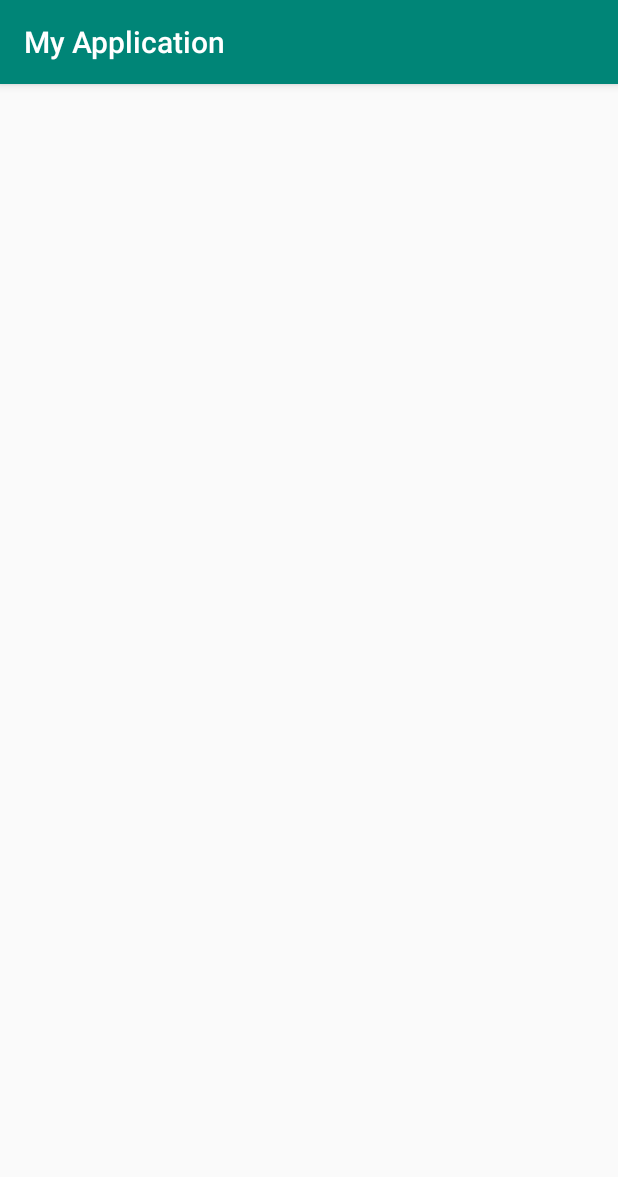
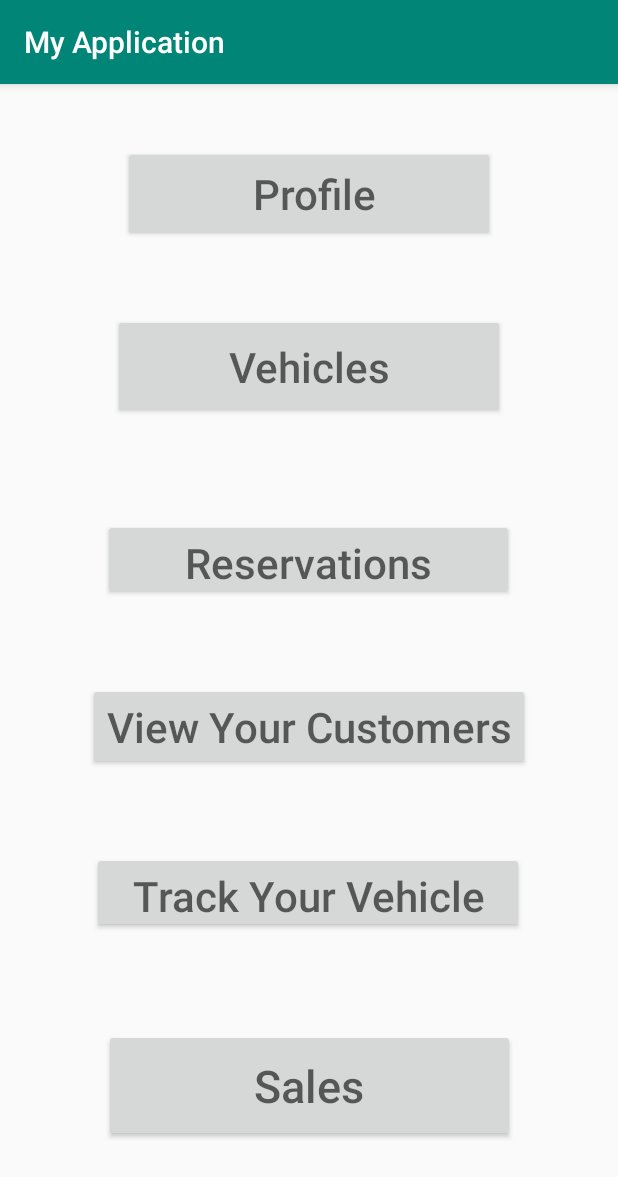
Before and after one commit to Akhiljogiparthi/Marvel_car, an Android app: the Adminhome screen opened directly, with no data from a screen before it, on a phone screen of 412 x 824 dp. Shown: the top 1177 px of the screen. Run offline under Robolectric (Android 15) with nearby library versions, the phone set to English and light mode, and no system bars.

Commit message:
admin home options connectivity created

```diff
--- a/MyApplication2/app/src/main/java/com/example/myapplication/Adminhome.java
+++ b/MyApplication2/app/src/main/java/com/example/myapplication/Adminhome.java
@@ -6,8 +6,6 @@ import android.content.Intent;
 import android.os.Bundle;
 import android.view.View;
 import android.widget.Button;
-import android.widget.EditText;
-import android.widget.TextView;
 
 public class Adminhome extends AppCompatActivity {
 
@@ -15,6 +13,56 @@ public class Adminhome extends AppCompatActivity {
     protected void onCreate(Bundle savedInstanceState) {
         super.onCreate(savedInstanceState);
         setContentView(R.layout.activity_adminhome);
+        final  Button profile = (Button)findViewById(R.id.profile);
+        final Button vehicle = (Button)findViewById(R.id.vehicle);
+        final Button Reserve = (Button)findViewById(R.id.reserve);
+        final Button customer = (Button)findViewById(R.id.customer);
+        final  Button track = (Button)findViewById(R.id.track);
+        final Button sale = (Button)findViewById(R.id.sale);
 
-    }
+        profile.setOnClickListener(new View.OnClickListener() {
+            @Override
+            public void onClick(View v) {
+                Intent i =new Intent(Adminhome.this,profile.class);
+                startActivity(i);
+            }
+        });
+
+        vehicle.setOnClickListener(new View.OnClickListener() {
+            @Override
+            public void onClick(View v) {
+                Intent i = new Intent(Adminhome.this,vehicle.class);
+                startActivity(i);
+            }
+        });
+
+        Reserve.setOnClickListener(new View.OnClickListener() {
+            @Override
+            public void onClick(View v) {
+                Intent i =new Intent(Adminhome.this,Reserve.class);
+                startActivity(i);
+            }
+        });
+        customer.setOnClickListener(new View.OnClickListener() {
+            @Override
+            public void onClick(View v) {
+                Intent i = new Intent(Adminhome.this,customer.class);
+                startActivity(i);
+            }
+        });
+        track.setOnClickListener(new View.OnClickListener() {
+            @Override
+            public void onClick(View v) {
+                Intent i =new Intent(Adminhome.this,track.class);
+                startActivity(i);
+            }
+        });
+        sale.setOnClickListener(new View.OnClickListener() {
+            @Override
+            public void onClick(View v) {
+                Intent i =new Intent(Adminhome.this,sale.class);
+                startActivity(i);
+            }
+        });
+        }
 }
--- a/MyApplication2/app/src/main/java/com/example/myapplication/userhome.java
+++ b/MyApplication2/app/src/main/java/com/example/myapplication/userhome.java
@@ -13,7 +13,7 @@ public class userhome extends AppCompatActivity {
     protected void onCreate(Bundle savedInstanceState) {
         super.onCreate(savedInstanceState);
         setContentView(R.layout.activity_userhome);
-        Button profile=(Button)findViewById(R.id.profile);
+        Button profile=(Button)findViewById(R.id.vehicle);
         Button yourtrips=(Button)findViewById(R.id.trips);
         Button searchcars=(Button)findViewById(R.id.cars);
         Button recentrentals=(Button)findViewById(R.id.rent);
--- a/MyApplication2/app/src/main/res/layout/activity_adminhome.xml
+++ b/MyApplication2/app/src/main/res/layout/activity_adminhome.xml
@@ -6,4 +6,78 @@
     android:layout_height="match_parent"
     tools:context=".Adminhome">
 
+    <Button
+        android:id="@+id/vehicle"
+        android:layout_width="261dp"
+        android:layout_height="70dp"
+        android:hint="Vehicles"
+        android:textSize="28sp"
+        app:layout_constraintBottom_toBottomOf="parent"
+        app:layout_constraintEnd_toEndOf="parent"
+        app:layout_constraintStart_toStartOf="parent"
+        app:layout_constraintTop_toTopOf="parent"
+        app:layout_constraintVertical_bias="0.22" />
+
+    <Button
+        android:id="@+id/reserve"
+        android:layout_width="274dp"
+        android:layout_height="54dp"
+        android:hint="Reservations"
+        android:textSize="28sp"
+        app:layout_constraintBottom_toBottomOf="parent"
+        app:layout_constraintEnd_toEndOf="parent"
+        app:layout_constraintHorizontal_bias="0.496"
+        app:layout_constraintStart_toStartOf="parent"
+        app:layout_constraintTop_toTopOf="parent"
+        app:layout_constraintVertical_bias="0.406" />
+
+    <Button
+        android:id="@+id/customer"
+        android:layout_width="wrap_content"
+        android:layout_height="wrap_content"
+        android:hint="View Your Customers"
+        android:textSize="28sp"
+        app:layout_constraintBottom_toBottomOf="parent"
+        app:layout_constraintEnd_toEndOf="parent"
+        app:layout_constraintStart_toStartOf="parent"
+        app:layout_constraintTop_toTopOf="parent"
+        app:layout_constraintVertical_bias="0.562" />
+
+    <Button
+        android:id="@+id/track"
+        android:layout_width="288dp"
+        android:layout_height="54dp"
+        android:hint="Track Your Vehicle"
+        android:textSize="28sp"
+        app:layout_constraintBottom_toBottomOf="parent"
+        app:layout_constraintEnd_toEndOf="parent"
+        app:layout_constraintHorizontal_bias="0.495"
+        app:layout_constraintStart_toStartOf="parent"
+        app:layout_constraintTop_toTopOf="parent"
+        app:layout_constraintVertical_bias="0.717" />
+
+    <Button
+        android:id="@+id/sale"
+        android:layout_width="274dp"
+        android:layout_height="75dp"
+        android:hint="Sales"
+        android:textSize="30sp"
+        app:layout_constraintBottom_toBottomOf="parent"
+        app:layout_constraintEnd_toEndOf="parent"
+        app:layout_constraintHorizontal_bias="0.503"
+        app:layout_constraintStart_toStartOf="parent"
+        app:layout_constraintTop_toTopOf="parent"
+        app:layout_constraintVertical_bias="0.91" />
+
+    <Button
+        android:id="@+id/profile"
+        android:layout_width="248dp"
+        android:layout_height="64dp"
+        android:hint=" Profile"
+        android:textSize="28sp"
+        app:layout_constraintBottom_toBottomOf="parent"
+        app:layout_constraintEnd_toEndOf="parent"
+        app:layout_constraintStart_toStartOf="parent"
+        app:layout_constraintTop_toTopOf="parent"
+        app:layout_constraintVertical_bias="0.059" />
 </androidx.constraintlayout.widget.ConstraintLayout>
--- a/MyApplication2/app/src/main/res/layout/activity_userhome.xml
+++ b/MyApplication2/app/src/main/res/layout/activity_userhome.xml
@@ -8,7 +8,7 @@
     tools:context=".userhome">
 
     <Button
-        android:id="@+id/profile"
+        android:id="@+id/vehicle"
         android:layout_width="312dp"
         android:layout_height="94dp"
         android:background="#FAF2F5"
```
Also changed, not shown: MyApplication2/app/src/main/AndroidManifest.xml (+7 -1 lines), MyApplication2/app/src/main/java/com/example/myapplication/AdminProfile.java (added, +14 -0 lines), MyApplication2/app/src/main/java/com/example/myapplication/Reserve.java (added, +14 -0 lines), MyApplication2/app/src/main/java/com/example/myapplication/customer.java (added, +14 -0 lines), MyApplication2/app/src/main/java/com/example/myapplication/sale.java (added, +14 -0 lines), MyApplication2/app/src/main/java/com/example/myapplication/track.java (added, +14 -0 lines), MyApplication2/app/src/main/java/com/example/myapplication/vehicle.java (added, +14 -0 lines), MyApplication2/app/src/main/res/layout/activity_admin_profile.xml (added, +9 -0 lines), MyApplication2/app/src/main/res/layout/activity_customer.xml (added, +9 -0 lines), MyApplication2/app/src/main/res/layout/activity_reserve.xml (added, +9 -0 lines), MyApplication2/app/src/main/res/layout/activity_sale.xml (added, +9 -0 lines), MyApplication2/app/src/main/res/layout/activity_track.xml (added, +9 -0 lines), MyApplication2/app/src/main/res/layout/activity_vehicle.xml (added, +9 -0 lines).
